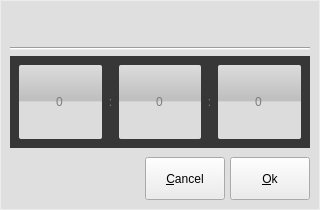
This is ui/dialog/datetimesetdialog.ui in 15903016222/Voice as Qt 5 draws it before an edit. The edited form follows.
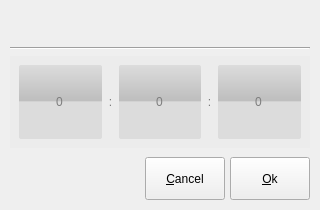
This is the edited form.

```diff
--- a/ui/dialog/datetimesetdialog.ui
+++ b/ui/dialog/datetimesetdialog.ui
@@ -14,7 +14,7 @@
    <string>Dialog</string>
   </property>
   <property name="styleSheet">
-   <string notr="true">background-color: rgb(236, 236, 236);</string>
+   <string notr="true"/>
   </property>
   <layout class="QGridLayout" name="gridLayout_2">
    <property name="leftMargin">
@@ -35,11 +35,7 @@
    <item row="0" column="0">
     <widget class="QWidget" name="widget" native="true">
      <property name="styleSheet">
-      <string notr="true">QWidget#widget{
-	background-color:rgba(220, 220, 220, 204);
-}
-
-QWidget#label{
+      <string notr="true">QWidget#label{
 	background-color:rgba(0, 0, 0, 0);
 }
 
@@ -52,7 +48,7 @@
 }
 
 QWidget#widget_3{
-	background-color: rgb(55, 55, 55);
+	background-color: rgb(236, 236, 236);
 }
 
 QWidget QLabel{
```
Left out of the diff: 2 changed lines with no effect on the pictures.
